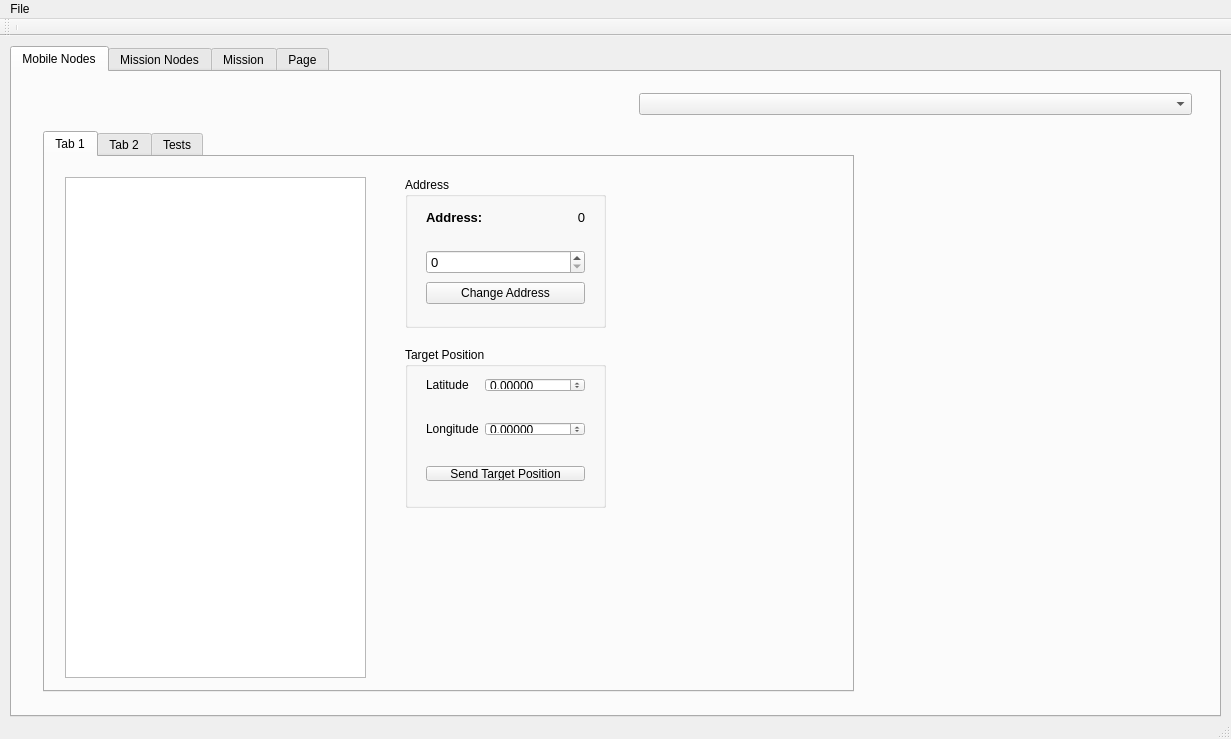
Qt form GroundStation/mainwindow.ui (aafontoura/mission-groundstation) before a commit.
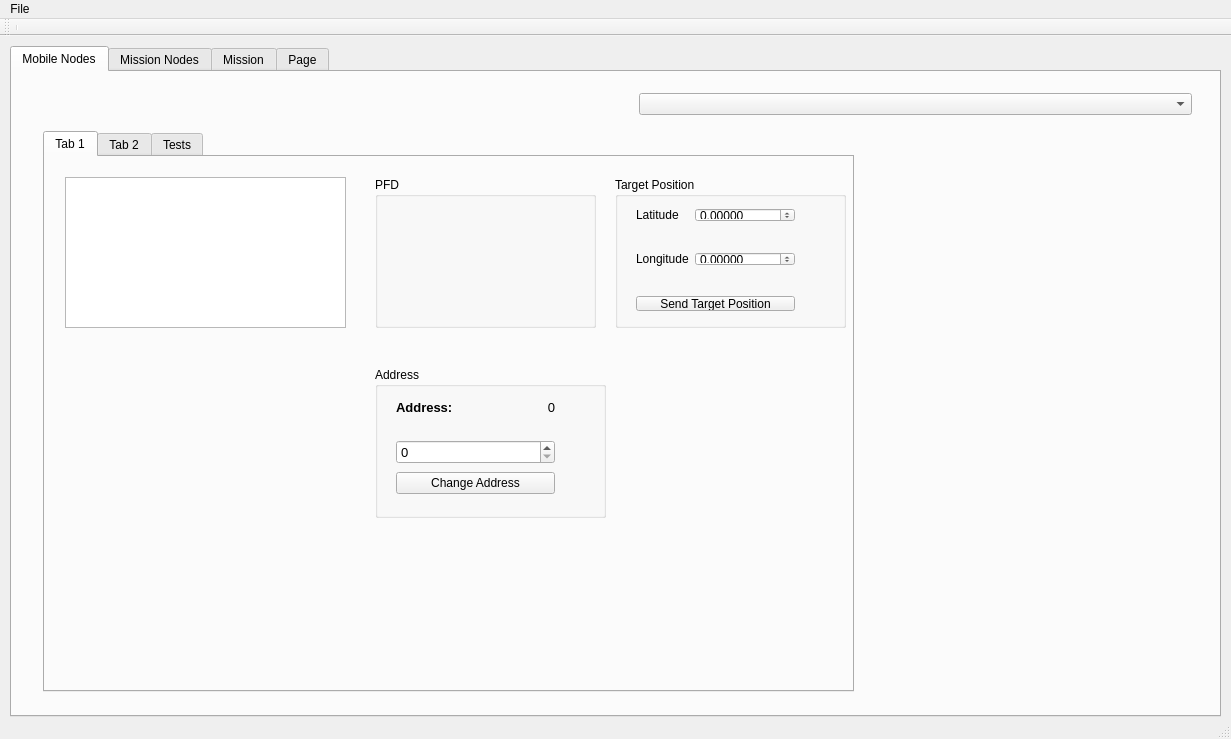
The same form after that commit. The open tabs and pages were chosen to show the change.

Diff of the .ui file:
```diff
--- a/GroundStation/mainwindow.ui
+++ b/GroundStation/mainwindow.ui
@@ -100,17 +100,17 @@
              <rect>
               <x>20</x>
               <y>20</y>
-              <width>301</width>
-              <height>501</height>
+              <width>281</width>
+              <height>151</height>
              </rect>
             </property>
            </widget>
            <widget class="QGroupBox" name="addressGroupBox_2">
             <property name="geometry">
              <rect>
-              <x>360</x>
-              <y>20</y>
-              <width>201</width>
+              <x>330</x>
+              <y>210</y>
+              <width>231</width>
               <height>151</height>
              </rect>
             </property>
@@ -193,10 +193,10 @@
            <widget class="QGroupBox" name="targetPositionBox">
             <property name="geometry">
              <rect>
-              <x>360</x>
-              <y>190</y>
-              <width>201</width>
-              <height>161</height>
+              <x>570</x>
+              <y>20</y>
+              <width>231</width>
+              <height>151</height>
              </rect>
             </property>
             <property name="title">
@@ -265,6 +265,29 @@
              </layout>
             </widget>
            </widget>
+           <widget class="QGroupBox" name="PFDGroupBox">
+            <property name="geometry">
+             <rect>
+              <x>330</x>
+              <y>20</y>
+              <width>221</width>
+              <height>151</height>
+             </rect>
+            </property>
+            <property name="title">
+             <string>PFD</string>
+            </property>
+            <widget class="QWidget" name="CokpitWidget" native="true">
+             <property name="geometry">
+              <rect>
+               <x>20</x>
+               <y>20</y>
+               <width>191</width>
+               <height>121</height>
+              </rect>
+             </property>
+            </widget>
+           </widget>
           </widget>
           <widget class="QWidget" name="tab_7">
            <attribute name="title">
```
Left out of the diff: 4 changed lines with no effect on the pictures.
